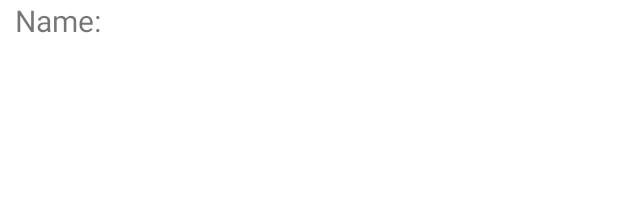
After one commit to onkarnp/Aquaman, an Android app: the layout activity_history.xml on its own in the app's theme, with its tools: preview values and no code run, on a phone screen of 412 x 824 dp. The commit adds this screen. Shown: the top 200 px of the screen. Run offline under Robolectric (Android 15) with nearby library versions, the phone set to English and light mode, and no system bars; Roboto replaces fonts that are not available here.

Commit message:
calender error solved

```diff
--- /dev/null
+++ b/app/src/main/java/com/example/myapplication/HistoryActivity.java
@@ -0,0 +1,8 @@
+package com.example.myapplication;
+
+import androidx.appcompat.app.AppCompatActivity;
+
+public class HistoryActivity extends AppCompatActivity
+{
+
+}
--- a/app/src/main/java/com/example/myapplication/OrderActivity.java
+++ b/app/src/main/java/com/example/myapplication/OrderActivity.java
@@ -75,7 +75,9 @@
                 DatePickerDialog datePickerDialog=new DatePickerDialog(OrderActivity.this, new DatePickerDialog.OnDateSetListener() {
                     @Override
                     public void onDateSet(DatePicker view, int year, int month, int dayOfMonth) {
-                        date.setText(SimpleDateFormat.getDateInstance().format(cal.getTime()));
+                        month=month+1;
+                        String d=dayOfMonth+"-"+month+"-"+ year;
+                        date.setText(d);
                     }
                 },year,month,day);
                 //Disables past date
--- /dev/null
+++ b/app/src/main/res/layout/activity_history.xml
@@ -0,0 +1,15 @@
+<?xml version="1.0" encoding="utf-8"?>
+<LinearLayout xmlns:android="http://schemas.android.com/apk/res/android"
+    android:layout_width="match_parent"
+    android:layout_height="match_parent"
+    xmlns:tools="http://schemas.android.com/tools"
+    tools:context=".HistoryActivity"
+    android:orientation="horizontal">
+    <TextView
+        android:layout_width="wrap_content"
+        android:layout_height="wrap_content"
+        android:text="Name:"
+        android:textSize="20sp"
+        android:layout_marginLeft="10dp"/>
+
+</LinearLayout>
```
